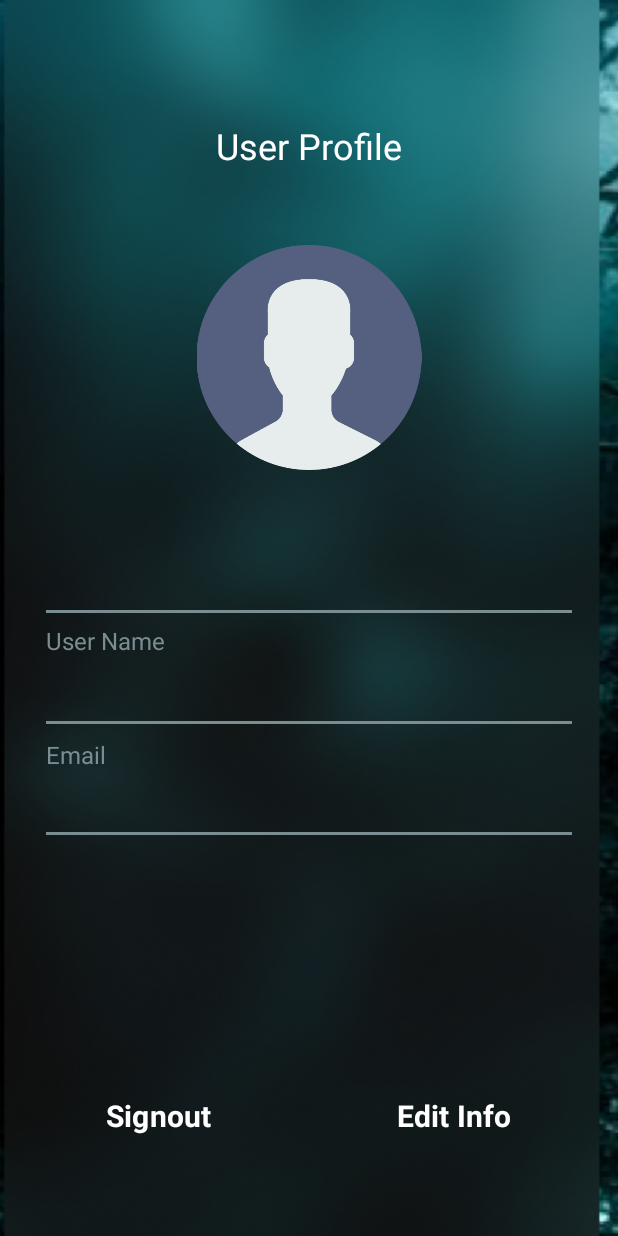
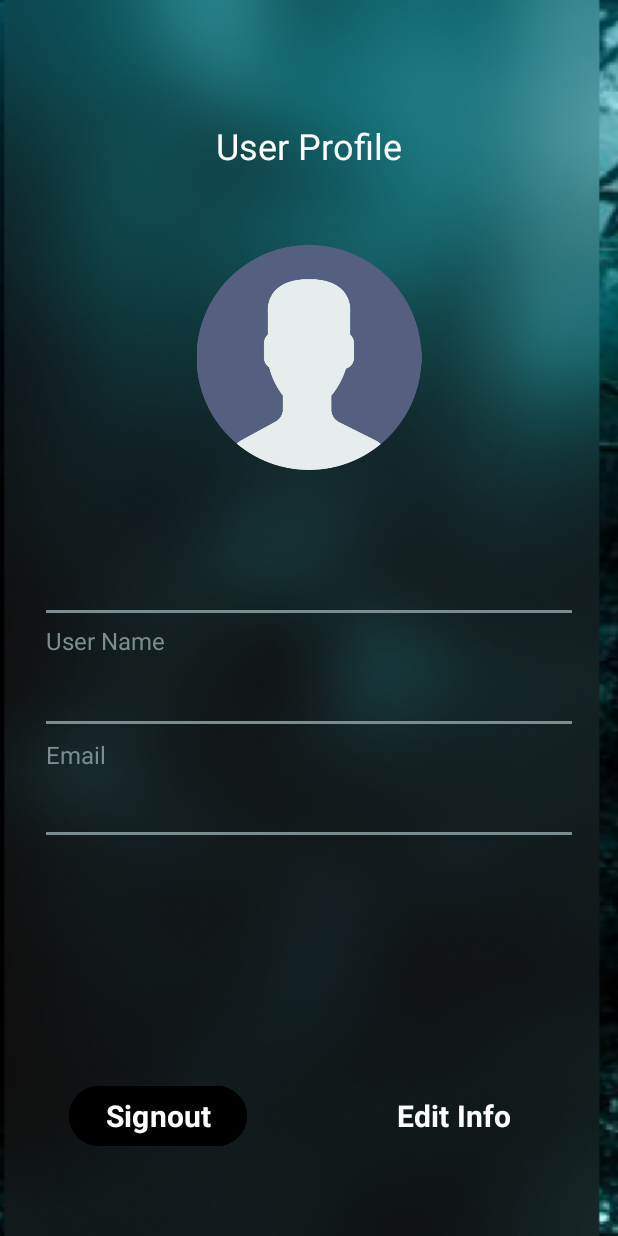
Before and after one commit to dilmiishara/Plan-Ease, an Android app: the UserInfo screen opened directly, with no data from a screen before it, on a phone screen of 412 x 824 dp. Run offline under Robolectric (Android 15) with nearby library versions, the phone set to English and light mode, and no system bars; Roboto replaces fonts that are not available here.

Commit message:
updated xml

```diff
--- a/app/src/main/res/layout/activity_user_info.xml
+++ b/app/src/main/res/layout/activity_user_info.xml
@@ -168,7 +168,7 @@
                     android:layout_height="wrap_content"
                     android:layout_marginStart="15dp"
                     android:layout_marginBottom="25dp"
-                    android:backgroundTint="#00000000"
+                    android:backgroundTint="#000000"
                     android:fontFamily="@font/istok_web"
                     android:text="Signout"
                     android:textColor="@color/white"
```
